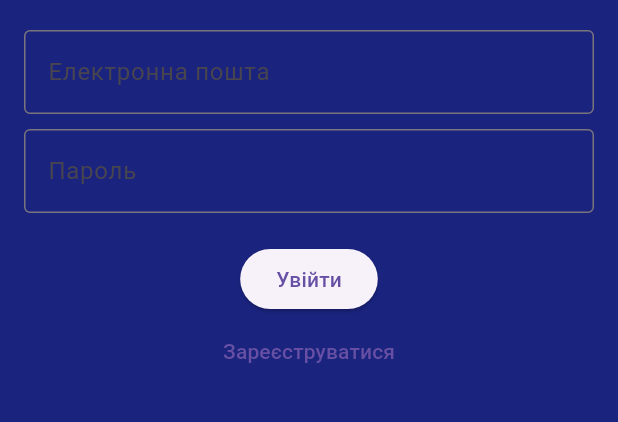
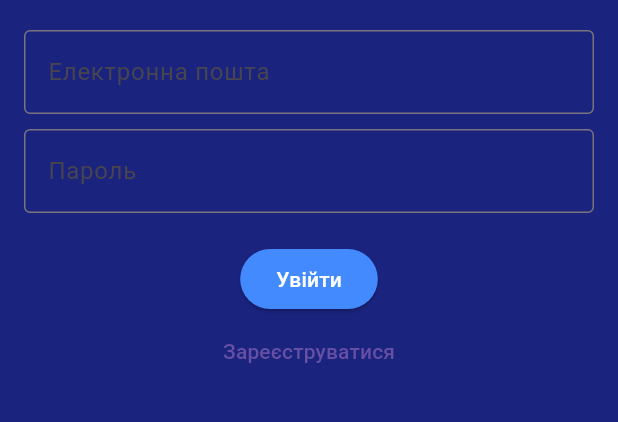
Before and after one commit to vitalii615/flutter_lab1, a Flutter app: the screen it shows after launch, on a phone screen of 412 x 824 dp, the part 492-914 px from its top. Run offline on Flutter 3.47's test engine with Material 3 defaults, Android fonts, the phone set to English and light mode, and no system bars.

Commit message:
add design elevatedButtonTheme in main.dart

```diff
--- a/lib/main.dart
+++ b/lib/main.dart
@@ -19,6 +19,12 @@ class MyApp extends StatelessWidget {
           backgroundColor: Colors.indigo,
           foregroundColor: Colors.white,
         ),
+        elevatedButtonTheme: ElevatedButtonThemeData(
+          style: ElevatedButton.styleFrom(
+            backgroundColor: Colors.blueAccent,
+            foregroundColor: Colors.white, // для тексту і іконок
+          ),
+        ),
         textTheme: const TextTheme(
           bodyMedium: TextStyle(color: Colors.white),
         ),
```
